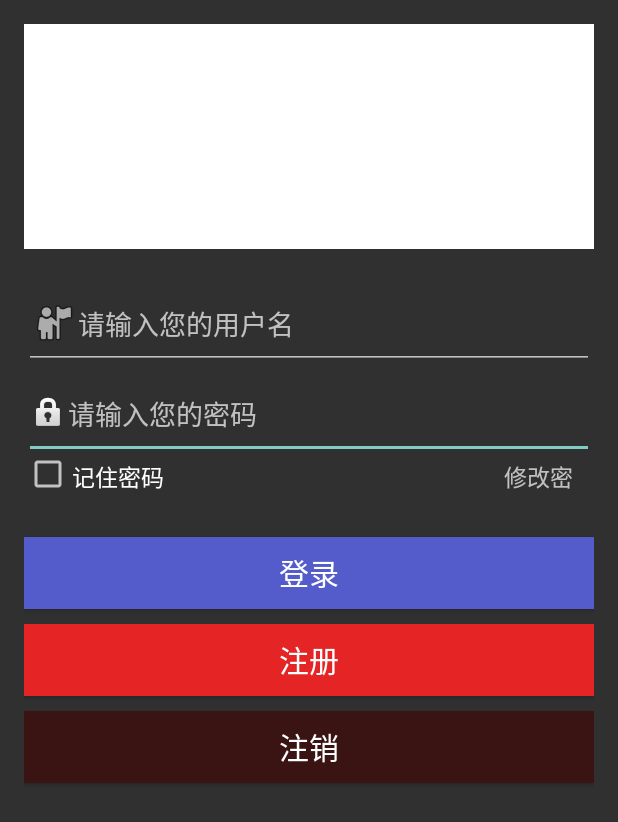
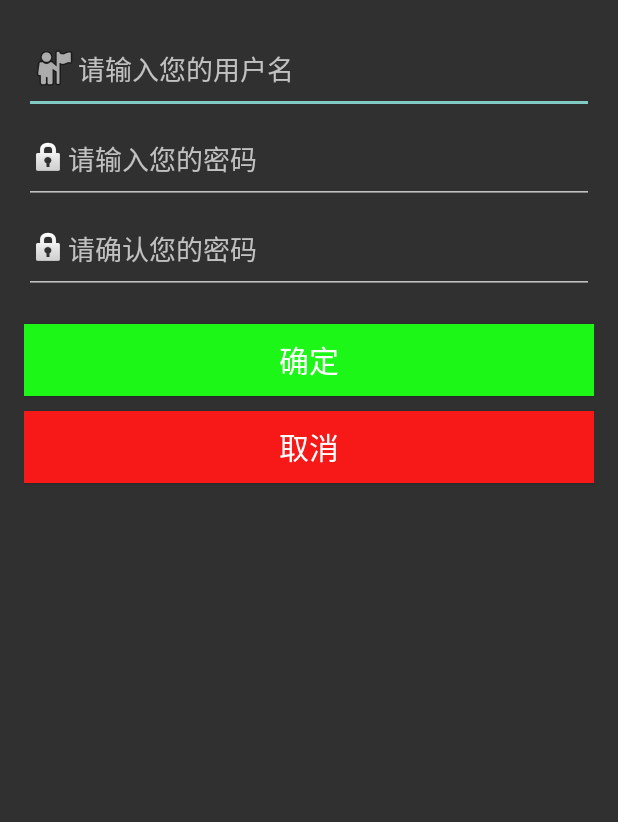
Before and after one commit to Above-The-Cloud/Community, an Android app: the screen it shows after launch (LoginActivity before the commit, RegisterActivity after it), after a tap on "注册", on a phone screen of 412 x 824 dp. Shown: the top 822 px of the screen. Run offline under Robolectric (Android 15) with nearby library versions, the phone set to English and light mode, and no system bars.

Commit message:
login初步完成，working on register

```diff
--- a/app/src/main/AndroidManifest.xml
+++ b/app/src/main/AndroidManifest.xml
@@ -15,9 +15,7 @@
         android:roundIcon="@mipmap/ic_launcher_round"
         android:supportsRtl="true"
         android:theme="@style/Theme.AppCompat.NoActionBar">
-        <activity android:name=".MainActivity">
-
-        </activity>
+        <activity android:name=".MainActivity"></activity>
         <activity android:name=".LoginActivity">
             <intent-filter>
                 <action android:name="android.intent.action.MAIN" />
@@ -25,6 +23,7 @@
                 <category android:name="android.intent.category.LAUNCHER" />
             </intent-filter>
         </activity>
+        <activity android:name=".RegisterActivity"></activity>
     </application>
 
 </manifest>
--- a/app/src/main/java/wang/yiwangchunyu/community/LoginActivity.java
+++ b/app/src/main/java/wang/yiwangchunyu/community/LoginActivity.java
@@ -88,9 +88,9 @@ public class LoginActivity extends Activity {                 //登录界面活
         public void onClick(View v) {
             switch (v.getId()) {
                 case R.id.login_btn_register:                            //登录界面的注册按钮
-//                    Intent intent_Login_to_Register = new Intent(Login.this,Register.class) ;    //切换Login Activity至User Activity
-//                    startActivity(intent_Login_to_Register);
-//                    finish();
+                    Intent intent_Login_to_Register = new Intent(LoginActivity.this,RegisterActivity.class) ;    //切换Login Activity至User Activity
+                    startActivity(intent_Login_to_Register);
+                    finish();
                     break;
                 case R.id.login_btn_login:                              //登录界面的登录按钮
                     login();
--- a/app/src/main/java/wang/yiwangchunyu/community/LoginService.java
+++ b/app/src/main/java/wang/yiwangchunyu/community/LoginService.java
@@ -119,6 +119,8 @@ public class LoginService {
 
             int code = httpURLConnection.getResponseCode();
             Log.d(TAG, "\n" + "ResponseCode: " + code);
+
+            if(code==200){
                 //读取返回的数据
                 //返回打开连接读取的输入流，输入流转化为StringBuffer类型，这一套流程要记住，常用
                 BufferedReader bufferedReader = new BufferedReader(new InputStreamReader(httpURLConnection.getInputStream()));
@@ -133,6 +135,9 @@ public class LoginService {
                 bufferedReader.close();
                 httpURLConnection.disconnect();
                 return stringBuffer.toString();
+            }
+            else return String.valueOf(code);
+
         } catch (MalformedURLException e) {
             e.printStackTrace();
         } catch (ProtocolException e) {
--- /dev/null
+++ b/app/src/main/java/wang/yiwangchunyu/community/RegisterActivity.java
@@ -0,0 +1,96 @@
+package wang.yiwangchunyu.community;
+
+import android.content.Intent;
+import android.os.Bundle;
+import android.support.v7.app.AppCompatActivity;
+import android.view.View;
+import android.widget.Button;
+import android.widget.EditText;
+import android.widget.Toast;
+
+public class RegisterActivity extends AppCompatActivity {
+    private EditText mAccount;                        //用户名编辑
+    private EditText mPwd;                            //密码编辑
+    private EditText mPwdCheck;                       //密码编辑
+    private Button mSureButton;                       //确定按钮
+    private Button mCancelButton;                     //取消按钮
+    private UserDataManager mUserDataManager;         //用户数据管理类
+    @Override
+    protected void onCreate(Bundle savedInstanceState) {
+        super.onCreate(savedInstanceState);
+        setContentView(R.layout.activity_register);
+        mAccount = (EditText) findViewById(R.id.resetpwd_edit_name);
+        mPwd = (EditText) findViewById(R.id.resetpwd_edit_pwd_old);
+        mPwdCheck = (EditText) findViewById(R.id.resetpwd_edit_pwd_new);
+
+        mSureButton = (Button) findViewById(R.id.register_btn_sure);
+        mCancelButton = (Button) findViewById(R.id.register_btn_cancel);
+
+        mSureButton.setOnClickListener(m_register_Listener);      //注册界面两个按钮的监听事件
+        mCancelButton.setOnClickListener(m_register_Listener);
+
+        if (mUserDataManager == null) {
+            mUserDataManager = new UserDataManager(this);
+            mUserDataManager.openDataBase();                              //建立本地数据库
+        }
+    }
+    View.OnClickListener m_register_Listener = new View.OnClickListener() {    //不同按钮按下的监听事件选择
+        public void onClick(View v) {
+            switch (v.getId()) {
+                case R.id.register_btn_sure:                       //确认按钮的监听事件
+                    register_check();
+                    break;
+                case R.id.register_btn_cancel:                     //取消按钮的监听事件,由注册界面返回登录界面
+                    Intent intent_Register_to_Login = new Intent(RegisterActivity.this,LoginActivity.class) ;    //切换User Activity至Login Activity
+                    startActivity(intent_Register_to_Login);
+                    finish();
+                    break;
+            }
+        }
+    };
+    public void register_check() {                                //确认按钮的监听事件
+        if (isUserNameAndPwdValid()) {
+            String userName = mAccount.getText().toString().trim();
+            String userPwd = mPwd.getText().toString().trim();
+            String userPwdCheck = mPwdCheck.getText().toString().trim();
+            //检查用户是否存在
+            int count=mUserDataManager.findUserByName(userName);
+            //用户已经存在时返回，给出提示文字
+            if(count>0){
+                Toast.makeText(this, "用户名已存在",Toast.LENGTH_SHORT).show();
+                return ;
+            }
+            if(userPwd.equals(userPwdCheck)==false){     //两次密码输入不一样
+                Toast.makeText(this, "两次输入密码须相同",Toast.LENGTH_SHORT).show();
+                return ;
+            } else {
+                UserData mUser = new UserData(userName, userPwd);
+                mUserDataManager.openDataBase();
+                long flag = mUserDataManager.insertUserData(mUser); //新建用户信息
+                if (flag == -1) {
+                    Toast.makeText(this, "注册失败",Toast.LENGTH_SHORT).show();
+                }else{
+                    Toast.makeText(this, "注册成功",Toast.LENGTH_SHORT).show();
+                    Intent intent_Register_to_Login = new Intent(RegisterActivity.this,LoginActivity.class) ;    //切换User Activity至Login Activity
+                    startActivity(intent_Register_to_Login);
+                    finish();
+                }
+            }
+        }
+    }
+    public boolean isUserNameAndPwdValid() {
+        if (mAccount.getText().toString().trim().equals("")) {
+            Toast.makeText(this, getString(R.string.account_empty),
+                    Toast.LENGTH_SHORT).show();
+            return false;
+        } else if (mPwd.getText().toString().trim().equals("")) {
+            Toast.makeText(this, getString(R.string.pwd_empty),
+                    Toast.LENGTH_SHORT).show();
+            return false;
+        }else if(mPwdCheck.getText().toString().trim().equals("")) {
+            Toast.makeText(this, "密码不合法", Toast.LENGTH_SHORT).show();
+            return false;
+        }
+        return true;
+    }
+}
--- /dev/null
+++ b/app/src/main/res/layout/activity_register.xml
@@ -0,0 +1,84 @@
+<?xml version="1.0" encoding="utf-8"?>
+<RelativeLayout xmlns:android="http://schemas.android.com/apk/res/android"
+    android:layout_width="match_parent"
+    android:layout_height="match_parent"
+    android:paddingBottom="@dimen/activity_vertical_margin"
+    android:paddingLeft="@dimen/activity_horizontal_margin"
+    android:paddingRight="@dimen/activity_horizontal_margin"
+    android:paddingTop="@dimen/activity_vertical_margin"
+    android:weightSum="1">
+
+    <EditText
+        android:drawableLeft="@android:drawable/ic_menu_myplaces"
+        android:layout_width="wrap_content"
+        android:layout_height="60dp"
+        android:inputType="textPersonName"
+        android:ems="10"
+        android:id="@+id/resetpwd_edit_name"
+        android:layout_alignParentTop="true"
+        android:hint="请输入您的用户名"
+        android:layout_alignLeft="@+id/resetpwd_edit_pwd_new"
+        android:layout_alignStart="@+id/resetpwd_edit_pwd_new"
+        android:layout_alignRight="@+id/resetpwd_edit_pwd_new"
+        android:layout_alignEnd="@+id/resetpwd_edit_pwd_new" />
+
+    <!--
+
+    <EditText android:id="@+id/edt_operator_name" style="@style/syncEditText"
+        android:hint="@string/hint_operator_name" />
+    <ImageView android:id="@+id/syncOperatorImg" style="@style/syncImageView"
+        android:layout_alignLeft="@+id/edt_operator_name"
+        android:layout_alignTop="@+id/edt_operator_name"
+        android:layout_alignBottom="@+id/edt_operator_name" android:src="@drawable/sync_operator" />
+-->
+
+    <EditText
+        android:drawableLeft="@android:drawable/ic_lock_idle_lock"
+        android:layout_width="fill_parent"
+        android:layout_height="60dp"
+        android:inputType="textPassword"
+        android:ems="10"
+        android:id="@+id/resetpwd_edit_pwd_old"
+        android:hint="请输入您的密码"
+        android:layout_below="@+id/resetpwd_edit_name"
+        android:layout_alignRight="@+id/resetpwd_edit_name"
+        android:layout_alignEnd="@+id/resetpwd_edit_name"
+        android:layout_alignLeft="@+id/resetpwd_edit_name"
+        android:layout_alignStart="@+id/resetpwd_edit_name" />
+
+    <Button
+        android:layout_width="fill_parent"
+        android:layout_height="wrap_content"
+        android:text="取消"
+        android:id="@+id/register_btn_cancel"
+        android:textSize="20dp"
+        android:background="#f71818"
+        android:layout_below="@+id/register_btn_sure"
+        android:layout_alignLeft="@+id/register_btn_sure"
+        android:layout_alignStart="@+id/register_btn_sure"
+        android:layout_marginTop="10dp" />
+
+    <EditText
+        android:drawableLeft="@android:drawable/ic_lock_idle_lock"
+        android:layout_width="fill_parent"
+        android:layout_height="60dp"
+        android:inputType="textPassword"
+        android:ems="10"
+        android:id="@+id/resetpwd_edit_pwd_new"
+        android:layout_below="@+id/resetpwd_edit_pwd_old"
+        android:layout_centerHorizontal="true"
+        android:hint="请确认您的密码" />
+
+    <Button
+        android:id="@+id/register_btn_sure"
+        android:layout_width="fill_parent"
+        android:layout_height="wrap_content"
+        android:layout_alignLeft="@+id/resetpwd_edit_pwd_new"
+        android:layout_alignStart="@+id/resetpwd_edit_pwd_new"
+        android:layout_below="@+id/resetpwd_edit_pwd_new"
+        android:layout_marginTop="20dp"
+        android:background="#1cf718"
+        android:text="确定"
+        android:textSize="20dp" />
+
+</RelativeLayout>
```
Lines whose indentation alone changed are shown as unchanged.
